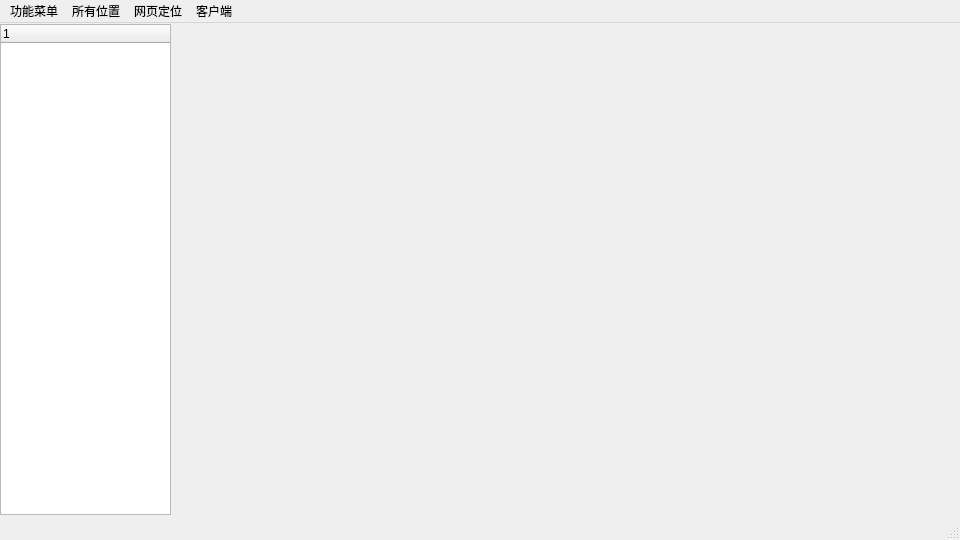
Before: the Qt Designer form com/org/ui/main.ui in td-leo/vzplmanager, drawn with Qt 5.
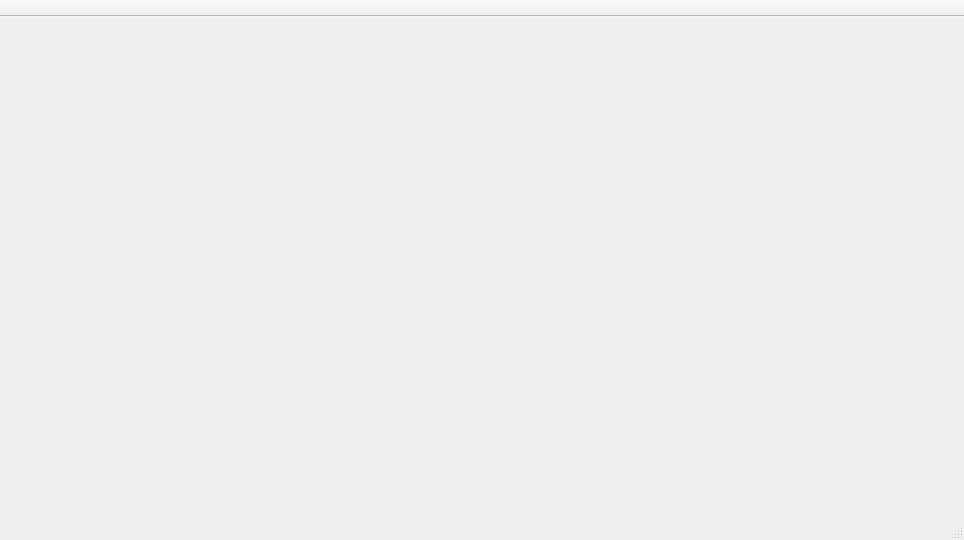
After: the same form once the commit is applied.

Diff of the .ui file:
```diff
--- a/com/org/ui/main.ui
+++ b/com/org/ui/main.ui
@@ -6,77 +6,53 @@
    <rect>
     <x>0</x>
     <y>0</y>
-    <width>960</width>
+    <width>964</width>
     <height>540</height>
    </rect>
   </property>
   <property name="windowTitle">
    <string>MainWindow</string>
   </property>
+  <property name="toolButtonStyle">
+   <enum>Qt::ToolButtonTextUnderIcon</enum>
+  </property>
+  <property name="documentMode">
+   <bool>false</bool>
+  </property>
   <widget class="QWidget" name="centralwidget">
    <widget class="QWidget" name="verticalLayoutWidget">
     <property name="geometry">
      <rect>
-      <x>180</x>
-      <y>0</y>
-      <width>761</width>
-      <height>491</height>
+      <x>10</x>
+      <y>90</y>
+      <width>931</width>
+      <height>401</height>
      </rect>
     </property>
     <layout class="QVBoxLayout" name="mainlayout"/>
    </widget>
-   <widget class="QTreeWidget" name="treeWidget">
-    <property name="geometry">
-     <rect>
-      <x>0</x>
-      <y>1</y>
-      <width>171</width>
-      <height>491</height>
-     </rect>
-    </property>
-    <column>
-     <property name="text">
-      <string notr="true">1</string>
-     </property>
-    </column>
-   </widget>
-  </widget>
-  <widget class="QMenuBar" name="menubar">
-   <property name="geometry">
-    <rect>
-     <x>0</x>
-     <y>0</y>
-     <width>960</width>
-     <height>23</height>
-    </rect>
-   </property>
-   <widget class="QMenu" name="menu">
-    <property name="title">
-     <string>功能菜单</string>
-    </property>
-    <addaction name="actionTianjia"/>
-   </widget>
-   <widget class="QMenu" name="menu_2">
-    <property name="title">
-     <string>所有位置</string>
-    </property>
-   </widget>
-   <widget class="QMenu" name="menu_3">
-    <property name="title">
-     <string>网页定位</string>
-    </property>
-   </widget>
-   <widget class="QMenu" name="menu_4">
-    <property name="title">
-     <string>客户端</string>
-    </property>
-   </widget>
-   <addaction name="menu"/>
-   <addaction name="menu_2"/>
-   <addaction name="menu_3"/>
-   <addaction name="menu_4"/>
   </widget>
   <widget class="QStatusBar" name="statusbar"/>
+  <widget class="QToolBar" name="toolBar">
+   <property name="windowTitle">
+    <string>toolBar</string>
+   </property>
+   <property name="movable">
+    <bool>false</bool>
+   </property>
+   <property name="toolButtonStyle">
+    <enum>Qt::ToolButtonTextUnderIcon</enum>
+   </property>
+   <property name="aa" stdset="0">
+    <string/>
+   </property>
+   <attribute name="toolBarArea">
+    <enum>TopToolBarArea</enum>
+   </attribute>
+   <attribute name="toolBarBreak">
+    <bool>false</bool>
+   </attribute>
+  </widget>
   <action name="actionTianjia">
    <property name="text">
     <string>tianjia </string>
```
